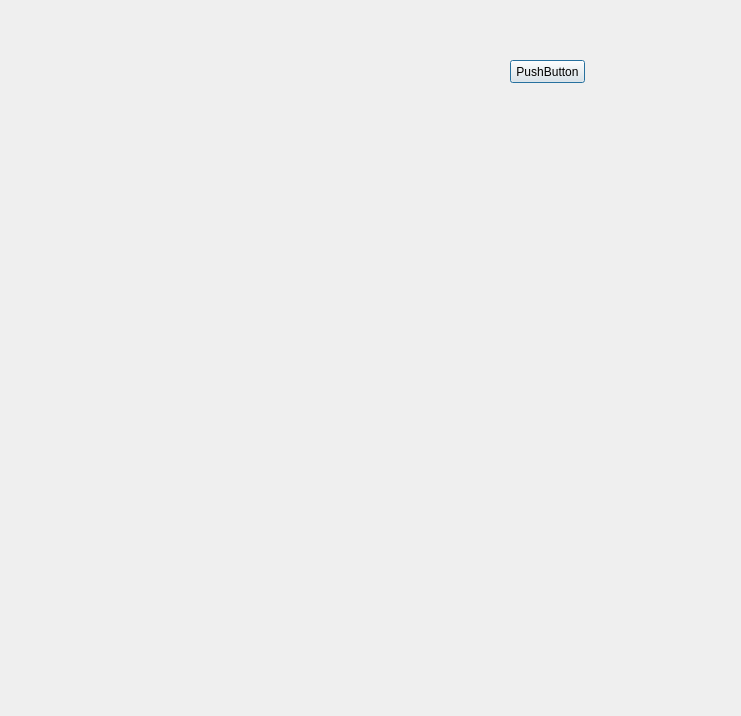
Qt form test.ui (Hejet1/AlgorithmTool) before a commit.
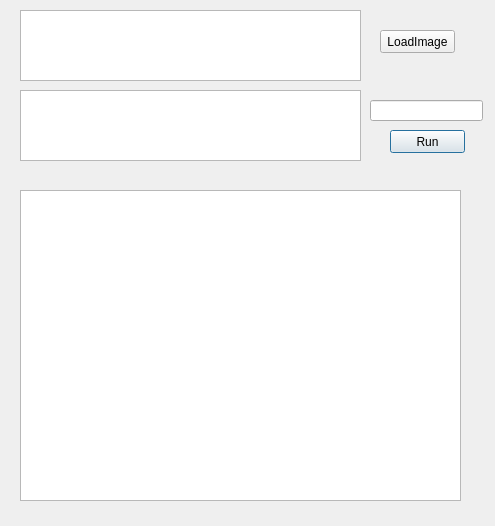
The same form after that commit.

Commit message: 1、增加保存检查逻辑 2、增加test模块

Patch:
```diff
--- a/test.ui
+++ b/test.ui
@@ -6,8 +6,8 @@
    <rect>
     <x>0</x>
     <y>0</y>
-    <width>741</width>
-    <height>716</height>
+    <width>495</width>
+    <height>526</height>
    </rect>
   </property>
   <property name="windowTitle">
@@ -16,14 +16,67 @@
   <widget class="QPushButton" name="pushButton">
    <property name="geometry">
     <rect>
-     <x>510</x>
-     <y>60</y>
+     <x>390</x>
+     <y>130</y>
      <width>75</width>
      <height>23</height>
     </rect>
    </property>
    <property name="text">
-    <string>PushButton</string>
+    <string>Run</string>
+   </property>
+  </widget>
+  <widget class="QTextEdit" name="ResultTextEdit">
+   <property name="geometry">
+    <rect>
+     <x>20</x>
+     <y>90</y>
+     <width>341</width>
+     <height>71</height>
+    </rect>
+   </property>
+  </widget>
+  <widget class="QPushButton" name="LoadImage">
+   <property name="geometry">
+    <rect>
+     <x>380</x>
+     <y>30</y>
+     <width>75</width>
+     <height>23</height>
+    </rect>
+   </property>
+   <property name="text">
+    <string>LoadImage</string>
+   </property>
+  </widget>
+  <widget class="QTextEdit" name="ImageTextEdit">
+   <property name="geometry">
+    <rect>
+     <x>20</x>
+     <y>10</y>
+     <width>341</width>
+     <height>71</height>
+    </rect>
+   </property>
+  </widget>
+  <widget class="QLineEdit" name="ProcNameLineEdit">
+   <property name="geometry">
+    <rect>
+     <x>370</x>
+     <y>100</y>
+     <width>113</width>
+     <height>21</height>
+    </rect>
+   </property>
+  </widget>
+  <widget class="QGraphicsView" name="ImageGraphicsView">
+   <property name="geometry">
+    <rect>
+     <x>20</x>
+     <y>190</y>
+     <width>441</width>
+     <height>311</height>
+    </rect>
    </property>
   </widget>
  </widget>
```
Left out of the diff: 2 changed lines with no effect on the pictures. The commit also changes 9 other files.
